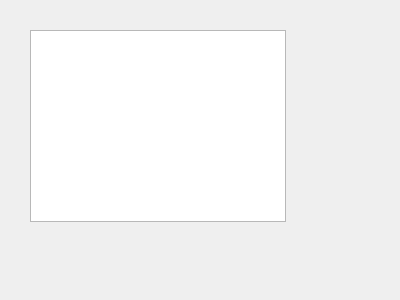
Qt form statswindow.ui (Sun-flow/ForgottenGUI) before a commit.
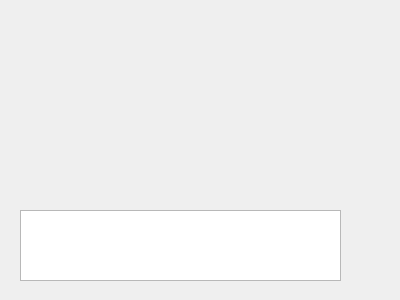
The same form after that commit.

What changed in the file:
```diff
--- a/statswindow.ui
+++ b/statswindow.ui
@@ -16,10 +16,10 @@
   <widget class="QListWidget" name="listWidget">
    <property name="geometry">
     <rect>
-     <x>30</x>
-     <y>30</y>
-     <width>256</width>
-     <height>192</height>
+     <x>20</x>
+     <y>210</y>
+     <width>321</width>
+     <height>71</height>
     </rect>
    </property>
   </widget>
```
Left out of the diff: 2 changed lines with no effect on the pictures.
